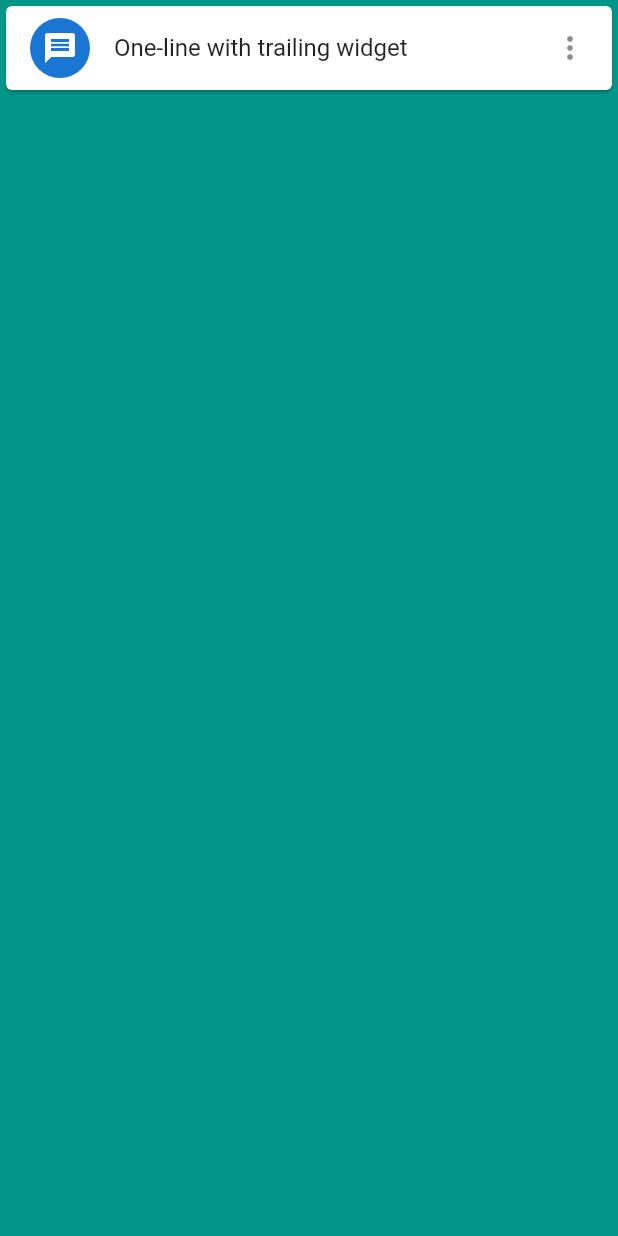
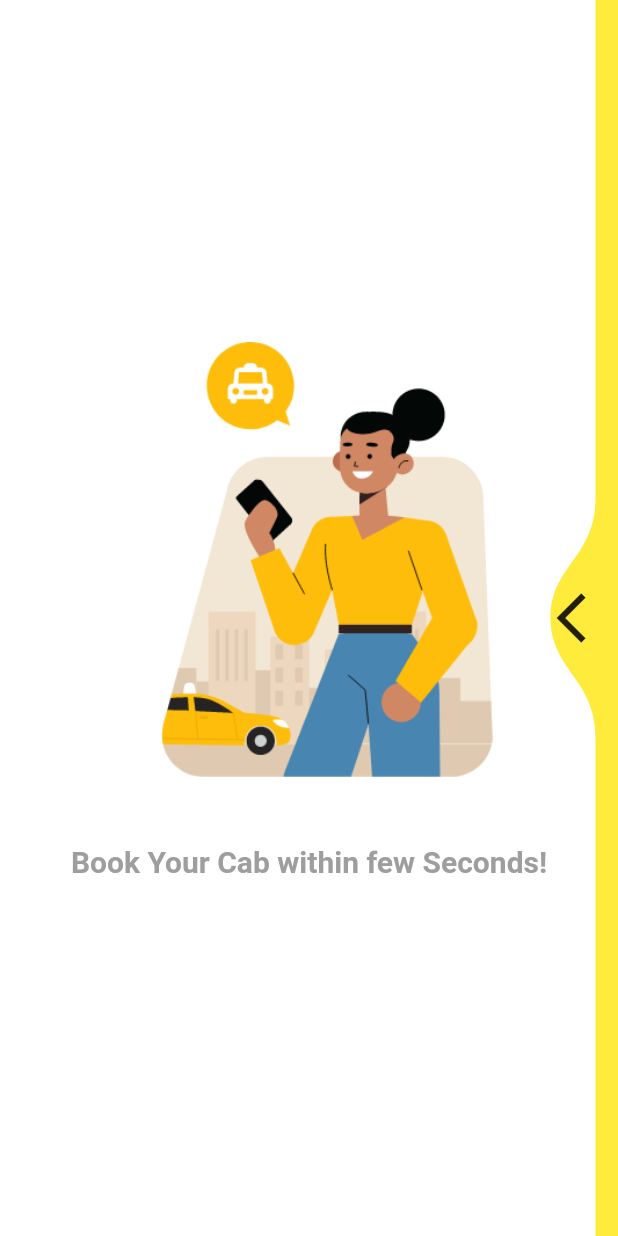
Before and after one commit to showravdas11/flutter-work, a Flutter app: the screen it shows after launch, on a phone screen of 412 x 824 dp. Run offline on Flutter 3.47's test engine with Material 2 defaults, Android fonts, the phone set to English and light mode, and no system bars; drawn by our look-alikes of liquid_swipe.

Commit message:
lequid swaip

```diff
--- a/lib/main.dart
+++ b/lib/main.dart
@@ -1,4 +1,7 @@
+// ignore_for_file: unused_import
+
 import 'package:flutter/material.dart';
+import 'package:liquid_swipe/liquid_swipe.dart';
 
 void main() {
   runApp(const MyApp());
@@ -8,23 +11,103 @@ class MyApp extends StatelessWidget {
   const MyApp({super.key});
   @override
   Widget build(BuildContext context) {
+    final pages = [
+      Container(
+        width: double.infinity,
+        color: Colors.white,
+        child: Column(
+          mainAxisAlignment: MainAxisAlignment.center,
+          children: [
+            Padding(
+                padding: EdgeInsets.only(bottom: 25),
+                child: Image.asset(
+                  "images/test1.png",
+                  height: 300,
+                  width: 300,
+                )),
+            Padding(
+              padding: EdgeInsets.only(top: 10, bottom: 10),
+              child: Text(
+                "Book Your Cab within few Seconds!",
+                style: TextStyle(
+                    color: Colors.grey,
+                    fontSize: 20,
+                    fontWeight: FontWeight.bold),
+              ),
+            ),
+          ],
+        ),
+      ),
+      Container(
+        width: double.infinity,
+        color: Colors.yellow,
+        child: Column(
+          mainAxisAlignment: MainAxisAlignment.center,
+          children: [
+            Padding(
+                padding: EdgeInsets.only(bottom: 25),
+                child: Image.asset(
+                  "images/test2.png",
+                  height: 300,
+                  width: 300,
+                )),
+            Padding(
+              padding: EdgeInsets.only(top: 10, bottom: 10),
+              child: Text(
+                "Locate your cab with just few clicks.",
+                style: TextStyle(
+                    color: Colors.black,
+                    fontSize: 20,
+                    fontWeight: FontWeight.bold),
+              ),
+            ),
+          ],
+        ),
+      ),
+      Container(
+        width: double.infinity,
+        color: Colors.redAccent,
+        child: Column(
+          mainAxisAlignment: MainAxisAlignment.center,
+          children: [
+            Padding(
+                padding: EdgeInsets.only(bottom: 25),
+                child: Image.asset(
+                  "images/test3.png",
+                  height: 300,
+                  width: 300,
+                )),
+            Padding(
+              padding: EdgeInsets.only(top: 10, bottom: 10),
+              child: Text(
+                "Your safety is our priority",
+                style: TextStyle(
+                    color: Colors.black,
+                    fontSize: 20,
+                    fontWeight: FontWeight.bold),
+              ),
+            ),
+          ],
+        ),
+      ),
+    ];
     return MaterialApp(
         debugShowCheckedModeBanner: false,
         home: Scaffold(
-          backgroundColor: Colors.teal,
-          body: ListView(
-            children: <Widget>[
-              Card(
-                child: ListTile(
-                  title: Text('One-line with trailing widget'),
-                  trailing: Icon(Icons.more_vert),
-                  leading: CircleAvatar(
-                    child: Icon(Icons.message),
-                  ),
-                ),
+            backgroundColor: Colors.greenAccent,
+            body: LiquidSwipe(
+              pages: pages,
+              enableLoop: true,
+              fullTransitionValue: 300,
+              enableSideReveal: true,
+              slideIconWidget: Icon(
+                Icons.arrow_back_ios,
+                size: 40,
               ),
-            ],
-          ),
-        ));
+              positionSlideIcon: 0.5,
+              // enableLoop: false,
+            )));
   }
+
+  // LiquidSwipe({required List<Container> pages}) {}
 }
```
Also changed, not shown: lib/sh.dart (+17 -0 lines), pubspec.yaml (+5 -8 lines), images/test1.png (added), images/test2.png (added), images/test3.png (added), pubspec.lock.
